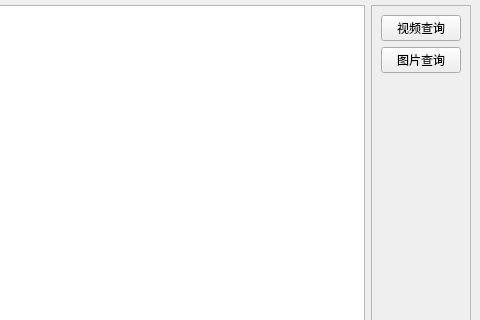
Qt form demo/widget.ui (zzf597718293/demo) before a commit; both pictures show x 804 to 1284 and y 190 to 510 of the 1284 by 946 pixel window.
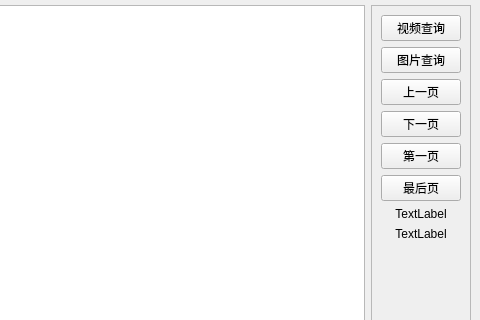
The same form after that commit. The open tabs and pages were chosen to show the change. Icons and pictures are not drawn.

Diff of the .ui file:
```diff
--- a/demo/widget.ui
+++ b/demo/widget.ui
@@ -2079,6 +2079,64 @@
                   </property>
                  </widget>
                 </item>
+                <item>
+                 <widget class="QPushButton" name="btnPrevious">
+                  <property name="text">
+                   <string>上一页</string>
+                  </property>
+                 </widget>
+                </item>
+                <item>
+                 <widget class="QPushButton" name="btnNext">
+                  <property name="text">
+                   <string>下一页</string>
+                  </property>
+                 </widget>
+                </item>
+                <item>
+                 <widget class="QPushButton" name="btnFirst">
+                  <property name="text">
+                   <string>第一页</string>
+                  </property>
+                 </widget>
+                </item>
+                <item>
+                 <widget class="QPushButton" name="btnLast">
+                  <property name="text">
+                   <string>最后页</string>
+                  </property>
+                 </widget>
+                </item>
+                <item>
+                 <widget class="QLabel" name="labTotal">
+                  <property name="text">
+                   <string>TextLabel</string>
+                  </property>
+                  <property name="alignment">
+                   <set>Qt::AlignCenter</set>
+                  </property>
+                 </widget>
+                </item>
+                <item>
+                 <widget class="QLabel" name="labTotalPage">
+                  <property name="text">
+                   <string>TextLabel</string>
+                  </property>
+                  <property name="alignment">
+                   <set>Qt::AlignCenter</set>
+                  </property>
+                 </widget>
+                </item>
+                <item>
+                 <widget class="QLabel" name="labNowPage">
+                  <property name="text">
+                   <string/>
+                  </property>
+                  <property name="alignment">
+                   <set>Qt::AlignCenter</set>
+                  </property>
+                 </widget>
+                </item>
                 <item>
                  <spacer name="verticalSpacer_2">
                   <property name="orientation">
```
Left out of the diff: 6 changed lines with no effect on the pictures.
